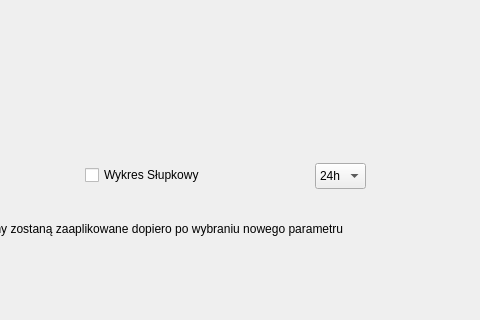
Before: the Qt Designer form mainwindow.ui in makkacprzak/smog-control, drawn with Qt 5; both pictures show x 265 to 745 and y 347 to 667 of the 1186 by 667 pixel window.
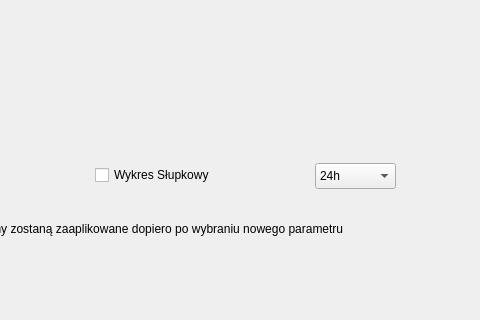
After: the same form once the commit is applied.

Commit message: Fix: Made GUI more compliant with other OSs

```diff
--- a/mainwindow.ui
+++ b/mainwindow.ui
@@ -105,7 +105,7 @@
    <widget class="QCheckBox" name="checkBarGraph">
     <property name="geometry">
      <rect>
-      <x>350</x>
+      <x>360</x>
       <y>510</y>
       <width>131</width>
       <height>24</height>
@@ -120,7 +120,7 @@
      <rect>
       <x>580</x>
       <y>510</y>
-      <width>51</width>
+      <width>81</width>
       <height>26</height>
      </rect>
     </property>
```
Left out of the diff: 2 changed lines with no effect on the pictures.
